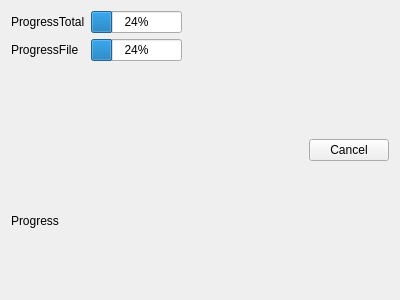
Qt form ui/fileUploadProgress.ui (viur-framework/viur-admin) before a commit.
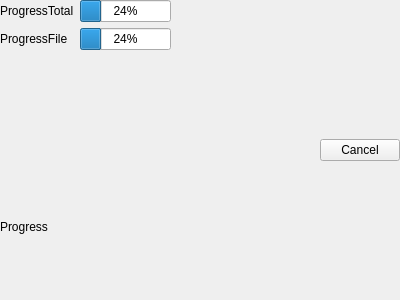
The same form after that commit.

Diff of the .ui file:
```diff
--- a/ui/fileUploadProgress.ui
+++ b/ui/fileUploadProgress.ui
@@ -14,6 +14,9 @@
    <string>Form</string>
   </property>
   <layout class="QHBoxLayout" name="horizontalLayout">
+   <property name="margin">
+    <number>0</number>
+   </property>
    <item>
     <layout class="QVBoxLayout" name="verticalLayout">
      <item>
```
